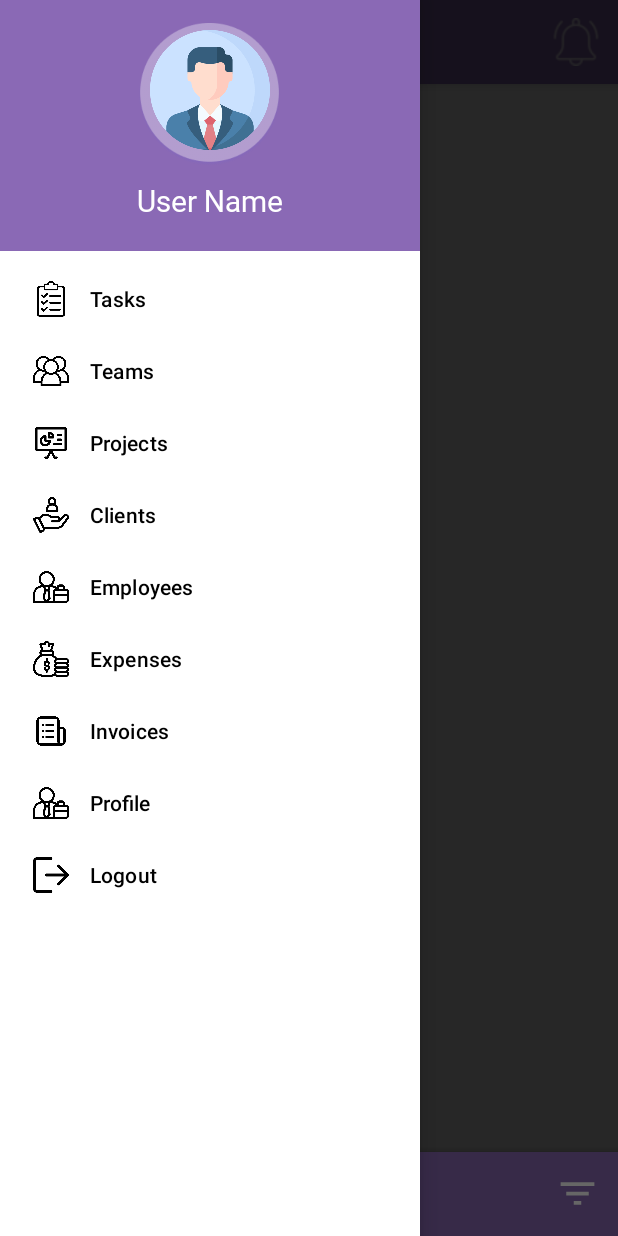
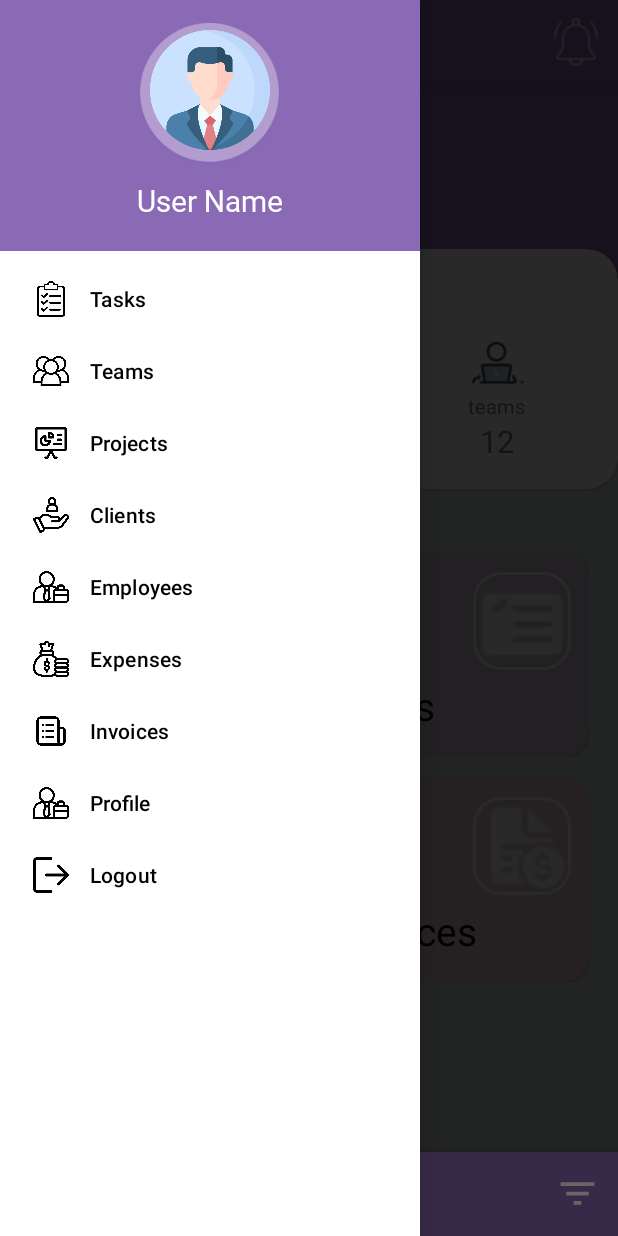
Before and after one commit to SoftClick-for-project-managment/SoftClick_mobile, an Android app: the MenuActivity screen opened directly, with no data from a screen before it, with the side drawer open, on a phone screen of 412 x 824 dp. Run offline under Robolectric (Android 15) with nearby library versions, the phone set to English and light mode, and no system bars; our stand-ins replace sdp/ssp sizes; network calls fail; pictures from the network do not load; 14 statements that could not run were skipped.

Commit message:
team_commit

```diff
--- a/app/src/main/java/com/job/softclick_mobile/ui/layout/MenuActivity.java
+++ b/app/src/main/java/com/job/softclick_mobile/ui/layout/MenuActivity.java
@@ -5,6 +5,7 @@ import androidx.appcompat.app.ActionBarDrawerToggle;
 import androidx.appcompat.app.AppCompatActivity;
 import androidx.fragment.app.Fragment;
 import androidx.fragment.app.FragmentManager;
+import androidx.fragment.app.FragmentTransaction;
 import androidx.lifecycle.Observer;
 import androidx.lifecycle.ViewModelProvider;
 
@@ -96,6 +97,7 @@ public class MenuActivity extends AppCompatActivity implements NavigationView.On
         fragmentManager = getSupportFragmentManager();
         try {
             fragmentManager.beginTransaction().replace(R.id.fContentFooter, (Fragment) FooterFragment.class.newInstance()).commit();
+            fragmentManager.beginTransaction().replace(R.id.flContent,(Fragment) PrincipalFragment.class.newInstance()).commit();;
         } catch (Exception e) {
             e.printStackTrace();
         }
```
